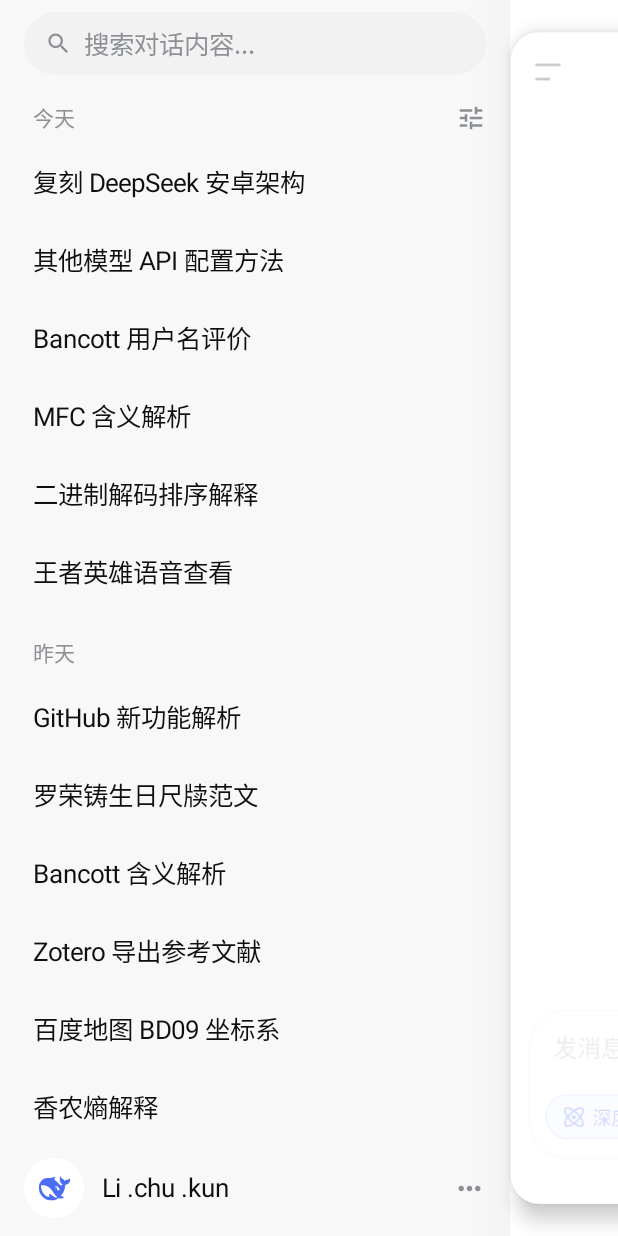
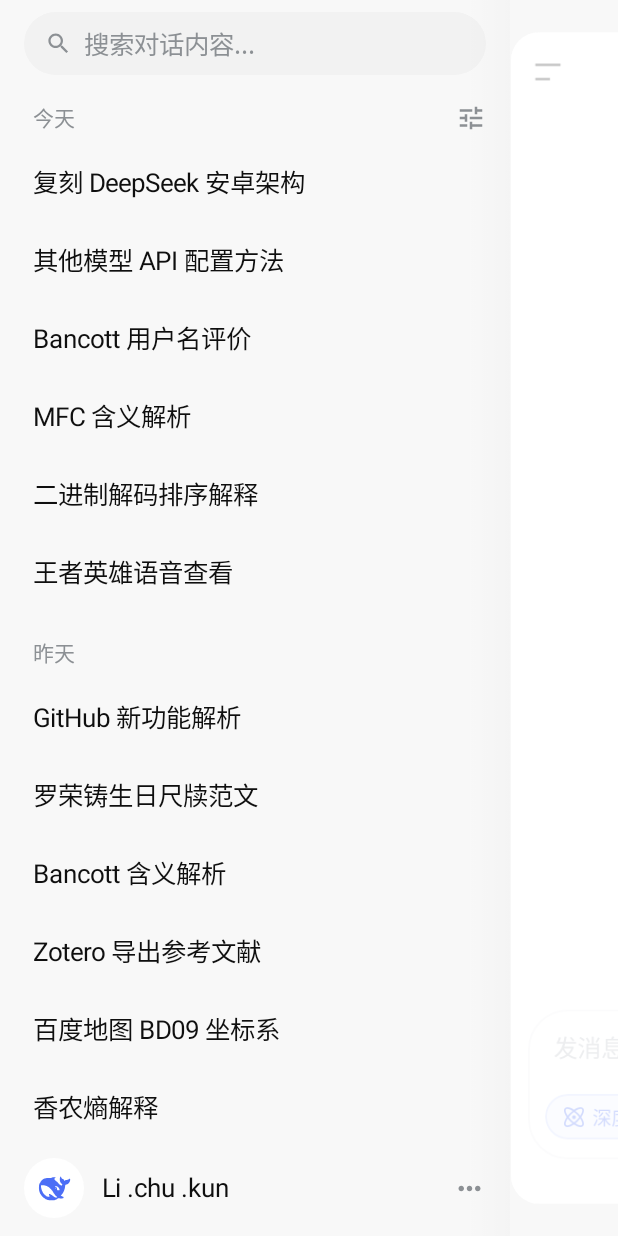
Before and after one commit to Bancott/deepport-android, an Android app built with Jetpack Compose: the screen it shows after launch (MainActivity), after a tap on "打开会话列表", on a phone screen of 412 x 824 dp. Run offline under Robolectric (Android 15) with nearby library versions, the phone set to English and light mode, and no system bars.

Commit message:
fix(drawer): 去掉页面投影（它把卡片外侧染成灰色，像多一层）；根底色改为抽屉色 drawerSurface，卡片外侧露出的就是历史界面颜色，全屏只剩两种颜色

```diff
--- a/app/src/main/java/com/example/deepseekclone/ui/chat/PushDrawerLayout.kt
+++ b/app/src/main/java/com/example/deepseekclone/ui/chat/PushDrawerLayout.kt
@@ -95,7 +95,8 @@ fun PushDrawerLayout(
     BoxWithConstraints(
         modifier = modifier
             .fillMaxSize()
-            .background(colors.bg),
+            // 卡片外侧露出的必须是历史界面的颜色，不能是第三种底色
+            .background(colors.drawerSurface),
     ) {
         val density = LocalDensity.current
         val drawerWidth = maxWidth * drawerWidthFraction
@@ -184,26 +185,19 @@ fun PushDrawerLayout(
             }
 
             /* ---------- 2. 会话页（上层卡片） ---------- */
+            // 不做投影：卡片外侧露出的就是历史界面本身，保证全屏只有两种颜色。
             Box(
                 modifier = Modifier
                     .fillMaxSize()
                     .graphicsLayer {
                         val pageP = progress.pow(LAG_POWER)
-                        // 让页面左缘正好压在抽屉右缘上（330dp），中间不留一条底色缝
                         translationX = (drawerWidthPx - 10.dp.toPx()) * pageP
                         val s = 1f - 0.052f * pageP
                         scaleX = s
                         scaleY = s
+                        clip = pageLifted.value
+                        if (pageLifted.value) shape = RoundedCornerShape(20.dp)
                     }
-                    .shadow(
-                        elevation = 8.dp,
-                        shape = RoundedCornerShape(20.dp),
-                        clip = false,
-                    )
-                    // 只在抽屉打开时裁圆角；关闭状态保持直角，避免四角露出底色
-                    .then(
-                        if (pageLifted.value) Modifier.clip(RoundedCornerShape(20.dp)) else Modifier,
-                    )
                     .background(colors.pushedPage),
             ) {
                 Box(
```
